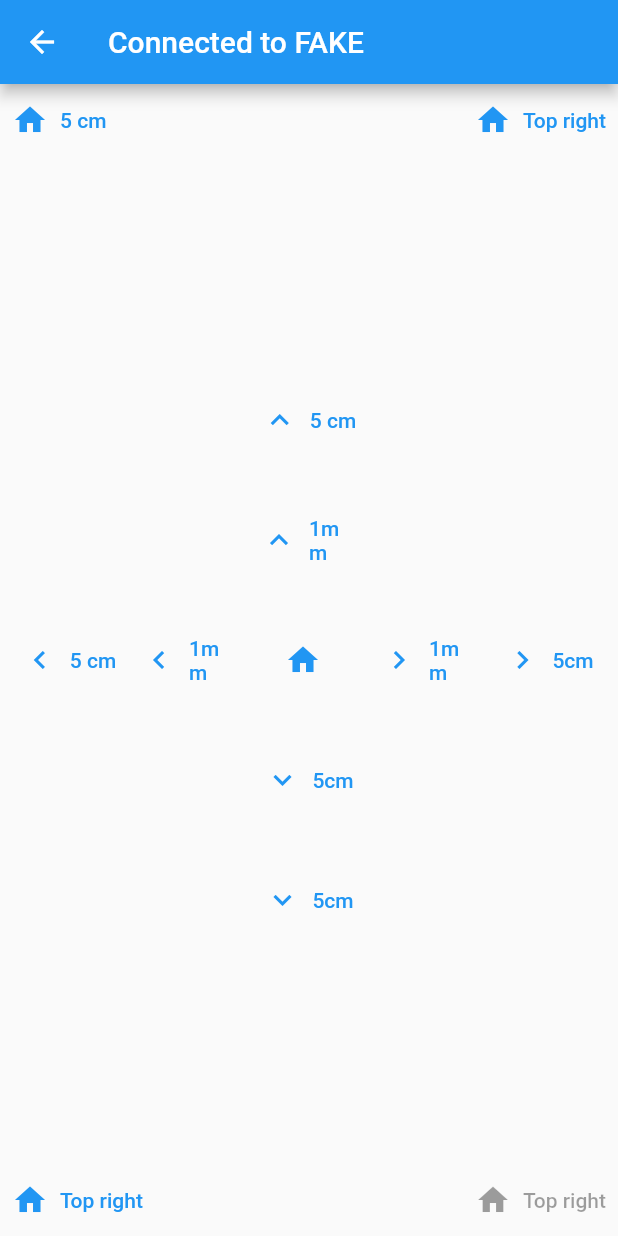
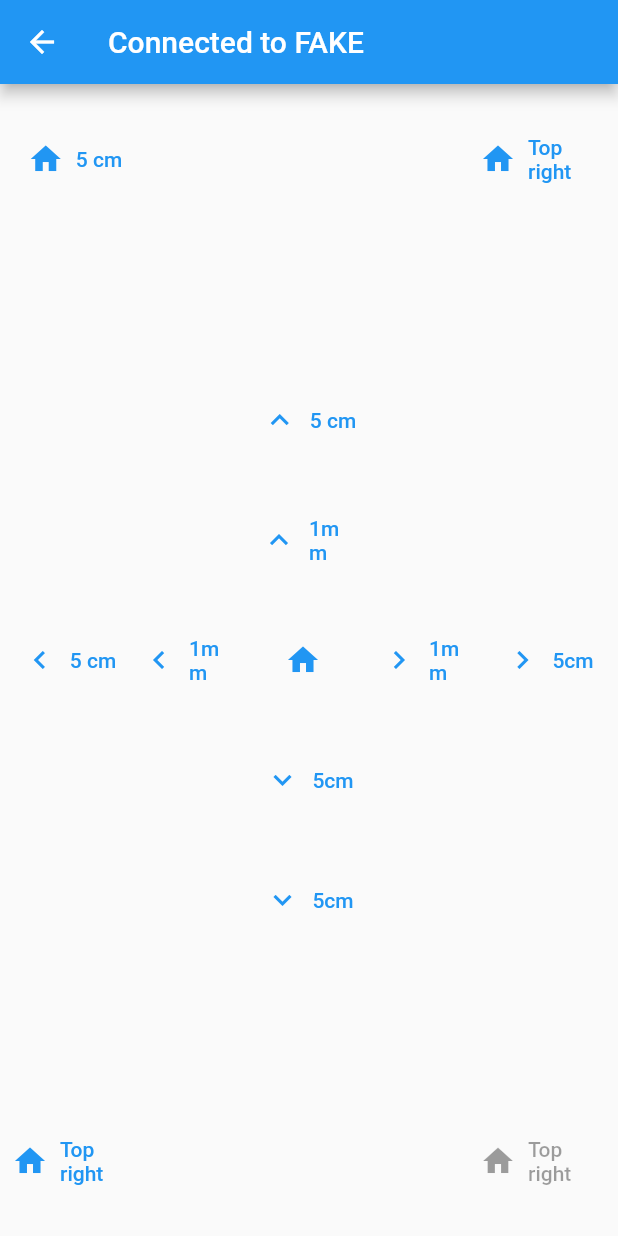
Before and after one commit to KopaczPatryk/grbl_homing_tool, a Flutter app: the screen it shows after launch, after a tap on "FAKE", on a phone screen of 412 x 824 dp. Run offline on Flutter 3.47's test engine with Material 2 defaults, Android fonts, the phone set to English and light mode, and no system bars; our stand-ins replace bloc, flutter_bloc; missing offline and left inert: flutter_libserialport.

Commit message:
bigger landmarks

```diff
--- a/lib/widgets/landmark_button.dart
+++ b/lib/widgets/landmark_button.dart
@@ -11,11 +11,12 @@ class LandmarkButton extends StatelessWidget {
   }) : super(key: key);
 
   @override
-  Widget build(BuildContext context) {
-    return TextButton.icon(
-      onPressed: onPressed,
-      icon: const Icon(Icons.home),
-      label: Text(label),
-    );
-  }
+  Widget build(BuildContext context) => SizedBox.square(
+        dimension: 100,
+        child: TextButton.icon(
+          onPressed: onPressed,
+          icon: const Icon(Icons.home),
+          label: Text(label),
+        ),
+      );
 }
```
